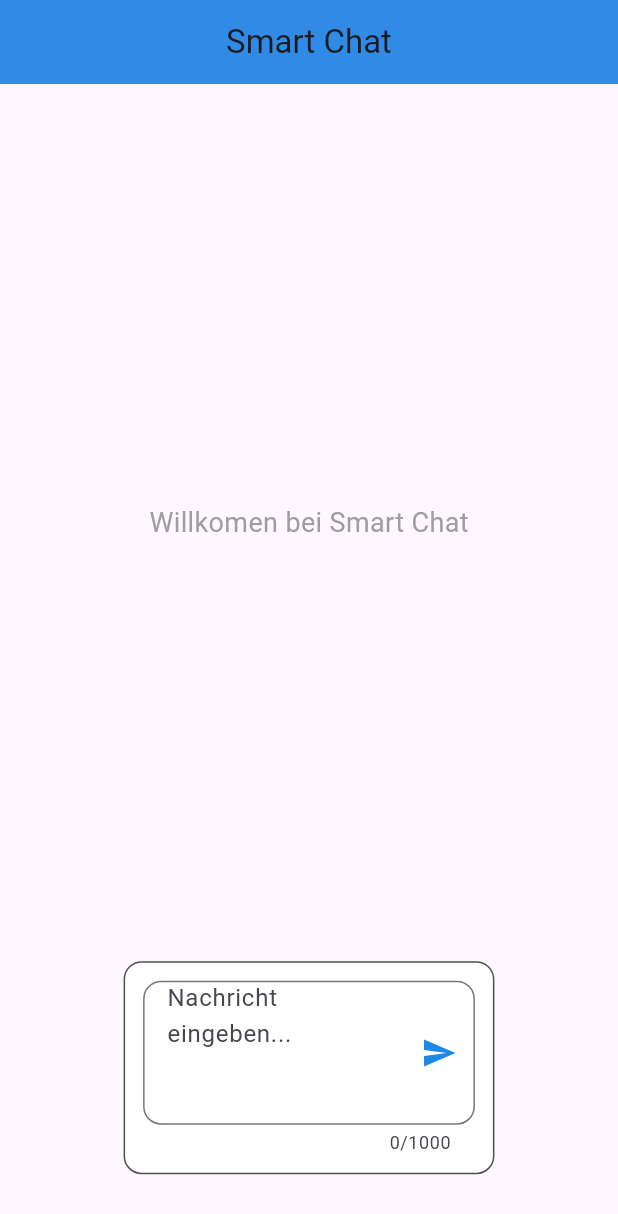
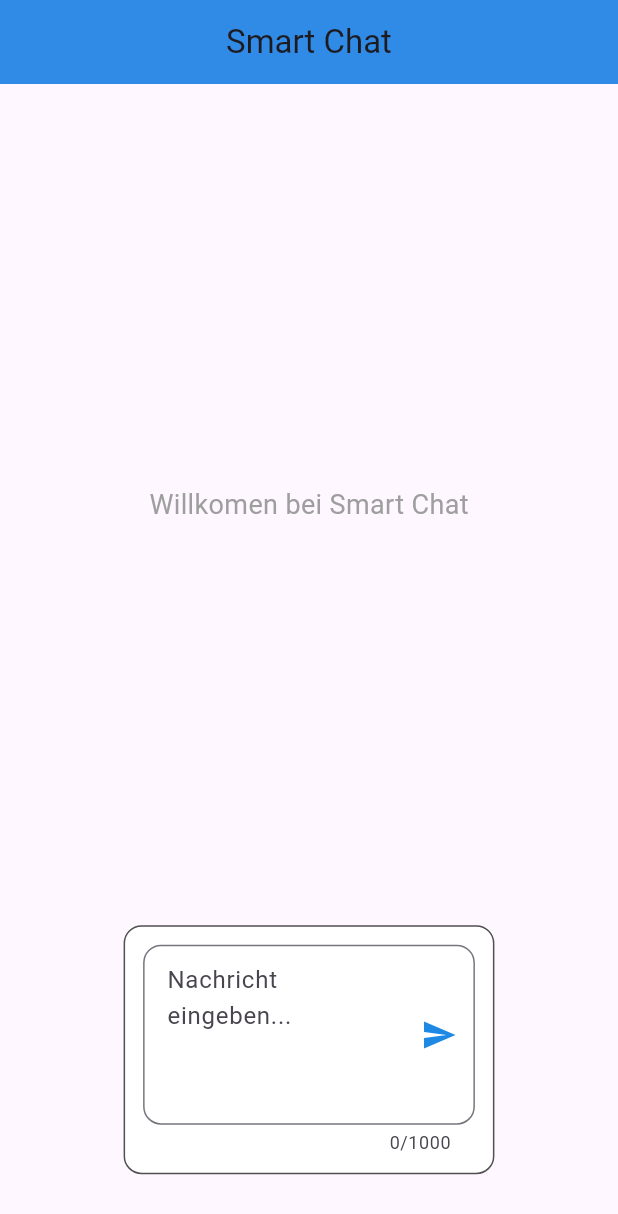
Before and after one commit to ashrafyahya/smart_chat_flutter_fastapi_llm, a Flutter app: the screen it shows after launch, on a phone screen of 412 x 824 dp. Shown: the top 1214 px of the screen. Run offline on Flutter 3.47's test engine with Material 3 defaults, Android fonts, the light colour scheme and no system bars; our stand-ins replace share_plus.

Commit message:
UI updated

```diff
--- a/smart_chat_frontend/lib/features/chat/presentation/chat_screen.dart
+++ b/smart_chat_frontend/lib/features/chat/presentation/chat_screen.dart
@@ -163,7 +163,7 @@
                   onPressed: _sendMessage,
                   color: Colors.blue[600],
                 ),
-                contentPadding: const EdgeInsets.symmetric(horizontal: 12),
+                contentPadding: const EdgeInsets.symmetric(horizontal: 12, vertical: 12),
               ),
             ),
           ),
```
